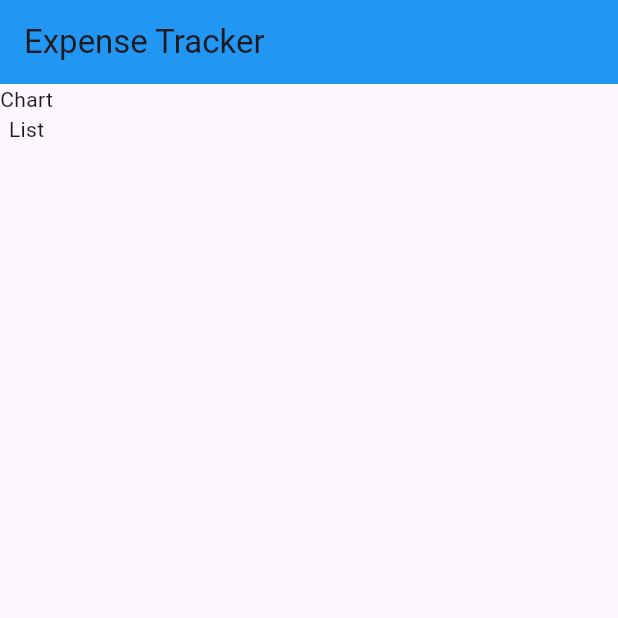
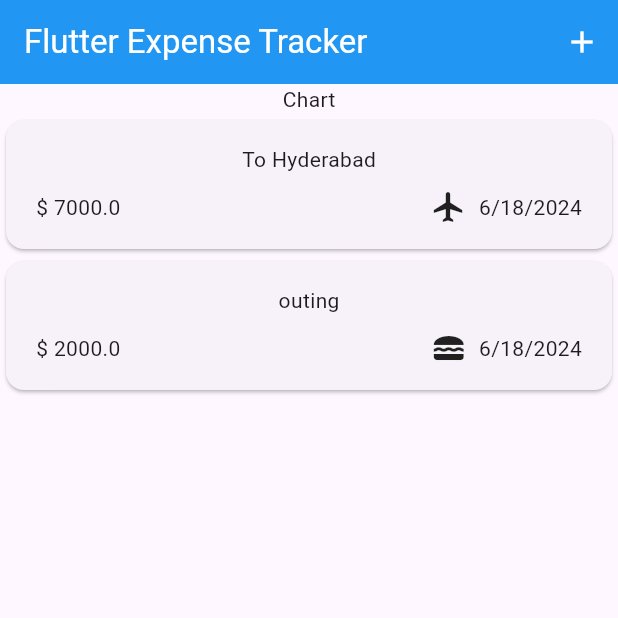
Before and after one commit to pranav-deshpande6224/apps, a Flutter app: the screen it shows after launch, on a phone screen of 412 x 824 dp, the top half of it. Run offline on Flutter 3.47's test engine with Material 3 defaults, Android fonts, the phone set to English and light mode, and no system bars; our stand-ins replace google_fonts.

Commit message:
added appbar and icon button on app bar

```diff
--- a/expense_tracker/lib/Models/expense.dart
+++ b/expense_tracker/lib/Models/expense.dart
@@ -1,7 +1,17 @@
-import 'package:flutter/foundation.dart';
 import 'package:uuid/uuid.dart';
+import 'package:expense_tracker/Models/category.dart';
+import 'package:flutter/material.dart';
+import 'package:intl/intl.dart';
 
 const uuid = Uuid();
+final dateFormatter = DateFormat.yMd();
+
+const Map<Category, IconData> categoryIcons = {
+  Category.food: Icons.lunch_dining,
+  Category.leisure: Icons.movie,
+  Category.travel: Icons.flight,
+  Category.work: Icons.work
+};
 
 class Expense {
   final String id; // id is used to delete the expense
@@ -9,12 +19,16 @@ class Expense {
   final double amount;
   final DateTime dateTime;
   final Category category;
-  Expense({
-    required this.title,
-    required this.amount,
-    required this.dateTime,
-    required this.category
-  }) : id = uuid.v4();
+  Expense(
+      {required this.title,
+      required this.amount,
+      required this.dateTime,
+      required this.category})
+      : id = uuid.v4();
+
+  String get formattedDate {
+    return dateFormatter.format(dateTime);
+  }
 }
 
 // to generate the Unique id for each of the expense
--- /dev/null
+++ b/expense_tracker/lib/Widgets/expense_item.dart
@@ -0,0 +1,40 @@
+import 'package:expense_tracker/Models/expense.dart';
+import 'package:flutter/material.dart';
+import 'package:expense_tracker/Models/category.dart';
+
+class ExpenseItem extends StatelessWidget {
+  final Expense expenseObj;
+  const ExpenseItem({super.key, required this.expenseObj});
+  @override
+  Widget build(BuildContext context) {
+    return Card(
+        child: Padding(
+      padding: const EdgeInsets.symmetric(horizontal: 20, vertical: 16),
+      child: Column(
+        //crossAxisAlignment: CrossAxisAlignment.start,
+        children: [
+          Text(expenseObj.title),
+          const SizedBox(
+            height: 10,
+          ),
+          Row(
+            children: [
+              Text('\$ ${expenseObj.amount}'),
+              const SizedBox(
+                width: 10,
+              ),
+              const Spacer(),
+              Row(
+                children: [
+                  Icon(categoryIcons[expenseObj.category]),
+                  const SizedBox(width: 8),
+                  Text(expenseObj.formattedDate)
+                ],
+              )
+            ],
+          )
+        ],
+      ),
+    ));
+  }
+}
--- /dev/null
+++ b/expense_tracker/lib/Widgets/expenses_listview.dart
@@ -0,0 +1,17 @@
+import 'package:expense_tracker/Widgets/expense_item.dart';
+import 'package:flutter/material.dart';
+import '../Models/expense.dart';
+
+class ExpensesListview extends StatelessWidget {
+  final List<Expense> userExpenses;
+  const ExpensesListview({super.key, required this.userExpenses});
+
+  @override
+  Widget build(BuildContext context) {
+    return ListView.builder(
+        itemCount: userExpenses.length,
+        itemBuilder: (ctx, index) {
+          return ExpenseItem(expenseObj: userExpenses[index]);
+        });
+  }
+}
--- a/expense_tracker/lib/expenses.dart
+++ b/expense_tracker/lib/expenses.dart
@@ -1,23 +1,61 @@
+import 'package:expense_tracker/Widgets/expenses_listview.dart';
 import 'package:flutter/material.dart';
+import 'package:expense_tracker/Models/expense.dart';
+import 'Models/category.dart';
 
-class Expenses extends StatelessWidget {
+class Expenses extends StatefulWidget {
   const Expenses({super.key});
+
+  @override
+  State<Expenses> createState() => _ExpensesState();
+}
+
+class _ExpensesState extends State<Expenses> {
+  final List<Expense> userRegisteredExpenses = [
+    Expense(
+      title: "To Hyderabad",
+      amount: 7000,
+      dateTime: DateTime.now(),
+      category: Category.travel,
+    ),
+    Expense(
+      title: "outing",
+      amount: 2000,
+      dateTime: DateTime.now(),
+      category: Category.food,
+    )
+  ];
 
   @override
   Widget build(BuildContext context) {
     return MaterialApp(
       debugShowCheckedModeBanner: false,
       home: Scaffold(
-          appBar: AppBar(
-            title: const Text('Expense Tracker'),
-            backgroundColor: Colors.blue,
+        appBar: AppBar(
+          backgroundColor: Colors.blue,
+          title: const Text(
+            'Flutter Expense Tracker',
+            style: TextStyle(color: Colors.white),
           ),
-          body: const Column(
-            children: [
-              Text('Chart'),
-              Text('List'),
-            ],
-          )),
+          actions: [
+            IconButton(
+              color: Colors.white,
+              onPressed: () {},
+              icon: const Icon(Icons.add),
+            ),
+          ],
+        ),
+        body: Column(
+          children: [
+            const Text('Chart'),
+            Expanded(
+              child: ExpensesListview(
+                userExpenses: userRegisteredExpenses,
+              ),
+            ),
+          ],
+        ),
+      ),
     );
   }
 }
--- a/expense_tracker/pubspec.yaml
+++ b/expense_tracker/pubspec.yaml
@@ -36,6 +36,7 @@ dependencies:
   # Use with the CupertinoIcons class for iOS style icons.
   cupertino_icons: ^1.0.6
   uuid: ^4.4.0
+  intl: ^0.19.0
 
 dev_dependencies:
   flutter_test:
```
Also changed, not shown: expense_tracker/pubspec.lock.
